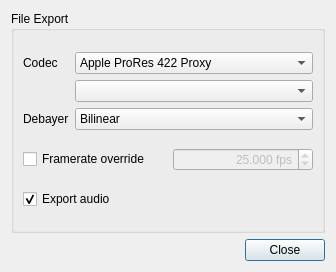
Above: platform/qt/ExportSettingsDialog.ui from ilia3101/MLV-App before the change. Below: the same form after it.
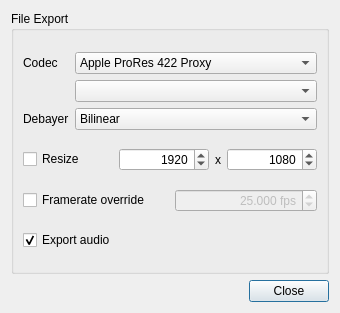
That is the form after the change.

Commit message: QtApp: added resize option for ffmpeg output

```diff
--- a/platform/qt/ExportSettingsDialog.ui
+++ b/platform/qt/ExportSettingsDialog.ui
@@ -6,8 +6,8 @@
    <rect>
     <x>0</x>
     <y>0</y>
-    <width>336</width>
-    <height>272</height>
+    <width>340</width>
+    <height>313</height>
    </rect>
   </property>
   <property name="sizePolicy">
@@ -25,8 +25,8 @@
      <property name="title">
       <string>File Export</string>
      </property>
-     <layout class="QVBoxLayout" name="verticalLayout_2">
-      <item>
+     <layout class="QGridLayout" name="gridLayout">
+      <item row="0" column="0">
        <layout class="QGridLayout" name="gridLayout_2">
         <item row="0" column="1">
          <widget class="QComboBox" name="comboBoxCodec">
@@ -126,7 +126,63 @@
         </item>
        </layout>
       </item>
-      <item>
+      <item row="1" column="0">
+       <layout class="QHBoxLayout" name="horizontalLayout">
+        <item>
+         <widget class="QCheckBox" name="checkBoxResize">
+          <property name="text">
+           <string>Resize</string>
+          </property>
+         </widget>
+        </item>
+        <item>
+         <widget class="QSpinBox" name="spinBoxWidth">
+          <property name="alignment">
+           <set>Qt::AlignRight|Qt::AlignTrailing|Qt::AlignVCenter</set>
+          </property>
+          <property name="minimum">
+           <number>100</number>
+          </property>
+          <property name="maximum">
+           <number>10000</number>
+          </property>
+          <property name="value">
+           <number>1920</number>
+          </property>
+         </widget>
+        </item>
+        <item>
+         <widget class="QLabel" name="label_3">
+          <property name="sizePolicy">
+           <sizepolicy hsizetype="Fixed" vsizetype="Preferred">
+            <horstretch>0</horstretch>
+            <verstretch>0</verstretch>
+           </sizepolicy>
+          </property>
+          <property name="text">
+           <string>x</string>
+          </property>
+         </widget>
+        </item>
+        <item>
+         <widget class="QSpinBox" name="spinBoxHeight">
+          <property name="alignment">
+           <set>Qt::AlignRight|Qt::AlignTrailing|Qt::AlignVCenter</set>
+          </property>
+          <property name="minimum">
+           <number>100</number>
+          </property>
+          <property name="maximum">
+           <number>10000</number>
+          </property>
+          <property name="value">
+           <number>1080</number>
+          </property>
+         </widget>
+        </item>
+       </layout>
+      </item>
+      <item row="2" column="0">
        <layout class="QHBoxLayout" name="horizontalLayout_3">
         <property name="spacing">
          <number>10</number>
@@ -165,7 +221,7 @@
         </item>
        </layout>
       </item>
-      <item>
+      <item row="3" column="0">
        <layout class="QHBoxLayout" name="horizontalLayout_4">
         <item>
          <widget class="QCheckBox" name="checkBoxExportAudio">
```
The commit also changes 4 other files.
